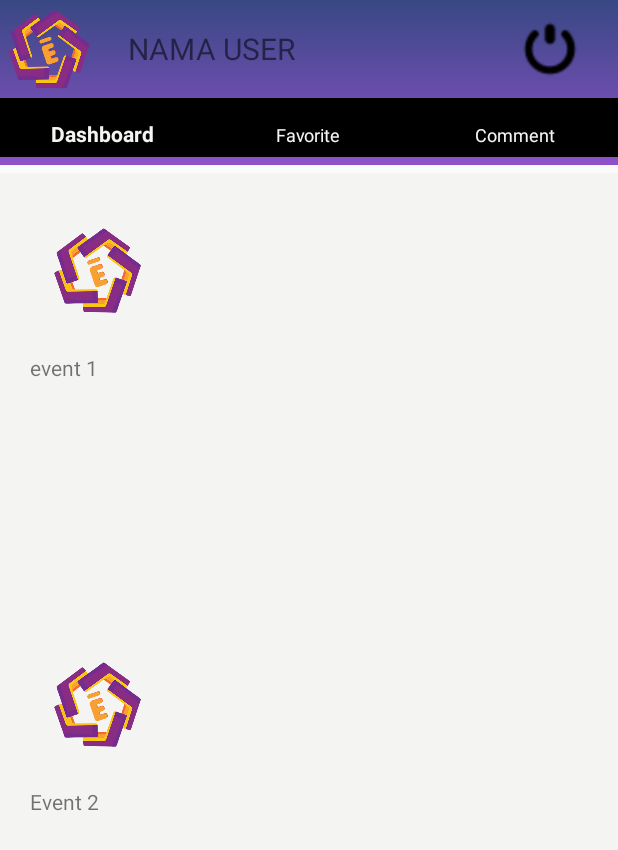
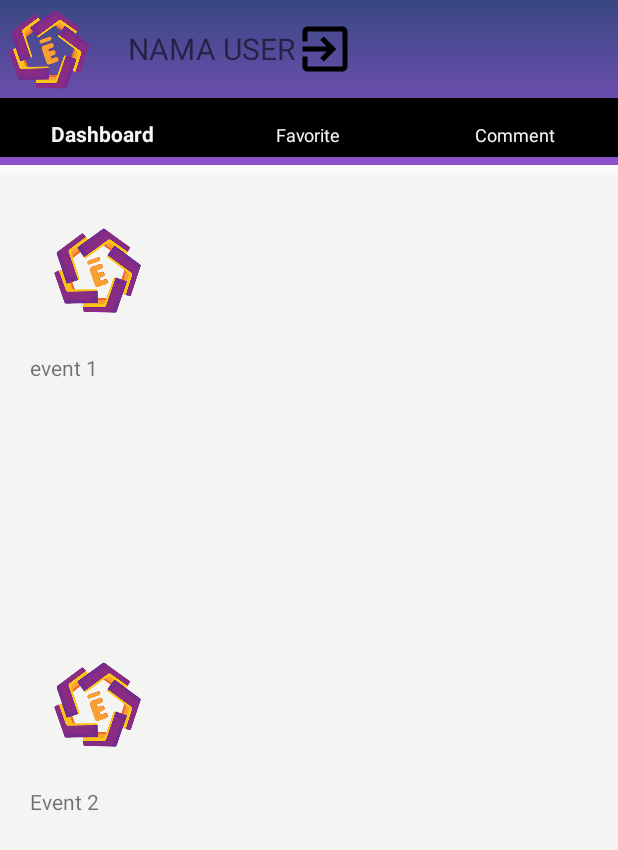
Before and after one commit to aggtrydi/Portal-Event-AMIKOM, an Android app: the MenuActivity screen opened directly, with no data from a screen before it, on a phone screen of 412 x 824 dp. Shown: the top 850 px of the screen. Run offline under Robolectric (Android 15) with nearby library versions, the phone set to English and light mode, and no system bars; our stand-ins replace Firebase (no records; nobody signed in at launch, a user with empty details on screens opened directly), Picasso.

Commit message:
tambah button logout

```diff
--- a/app/src/main/java/com/example/mobile/portaleventamikom/View/LoginActivity.java
+++ b/app/src/main/java/com/example/mobile/portaleventamikom/View/LoginActivity.java
@@ -85,7 +85,6 @@
                             FirebaseUser user = mAuth.getCurrentUser();
                             Intent masukIntent =  new Intent(LoginActivity.this, MenuActivity.class);
                             startActivity(masukIntent);
-
                             finish();
 
                         } else {
--- a/app/src/main/java/com/example/mobile/portaleventamikom/View/MenuActivity.java
+++ b/app/src/main/java/com/example/mobile/portaleventamikom/View/MenuActivity.java
@@ -62,6 +62,8 @@
         setContentView(R.layout.activity_menu);
 
         dashboardFragment = new DashboardFragment();
+        favoriteFragment = new FavoriteFragment();
+        commentFragment = new CommentFragment();
 
         uAuth = FirebaseAuth.getInstance();
         user = uAuth.getCurrentUser();
@@ -128,7 +130,6 @@
                         changeFragment(commentFragment);
                         break;
                 }
-
                 return true;
             }
         });
--- /dev/null
+++ b/app/src/main/res/drawable/ic_exit_to_app_black_24dp.xml
@@ -0,0 +1,9 @@
+<vector xmlns:android="http://schemas.android.com/apk/res/android"
+        android:width="24dp"
+        android:height="24dp"
+        android:viewportWidth="24.0"
+        android:viewportHeight="24.0">
+    <path
+        android:fillColor="#FF000000"
+        android:pathData="M10.09,15.59L11.5,17l5,-5 -5,-5 -1.41,1.41L12.67,11H3v2h9.67l-2.58,2.59zM19,3H5c-1.11,0 -2,0.9 -2,2v4h2V5h14v14H5v-4H3v4c0,1.1 0.89,2 2,2h14c1.1,0 2,-0.9 2,-2V5c0,-1.1 -0.9,-2 -2,-2z"/>
+</vector>
--- a/app/src/main/res/layout/activity_menu.xml
+++ b/app/src/main/res/layout/activity_menu.xml
@@ -44,9 +44,8 @@
                     android:id="@+id/btnLogoutUser"
                     android:layout_width="40dp"
                     android:layout_height="40dp"
-                    android:background="@drawable/logout"
+                    android:background="@drawable/ic_exit_to_app_black_24dp"
                     android:layout_gravity="center|end"
-                    android:layout_marginLeft="150dp"
                     />
 
 <!--                <ImageButton-->
```
